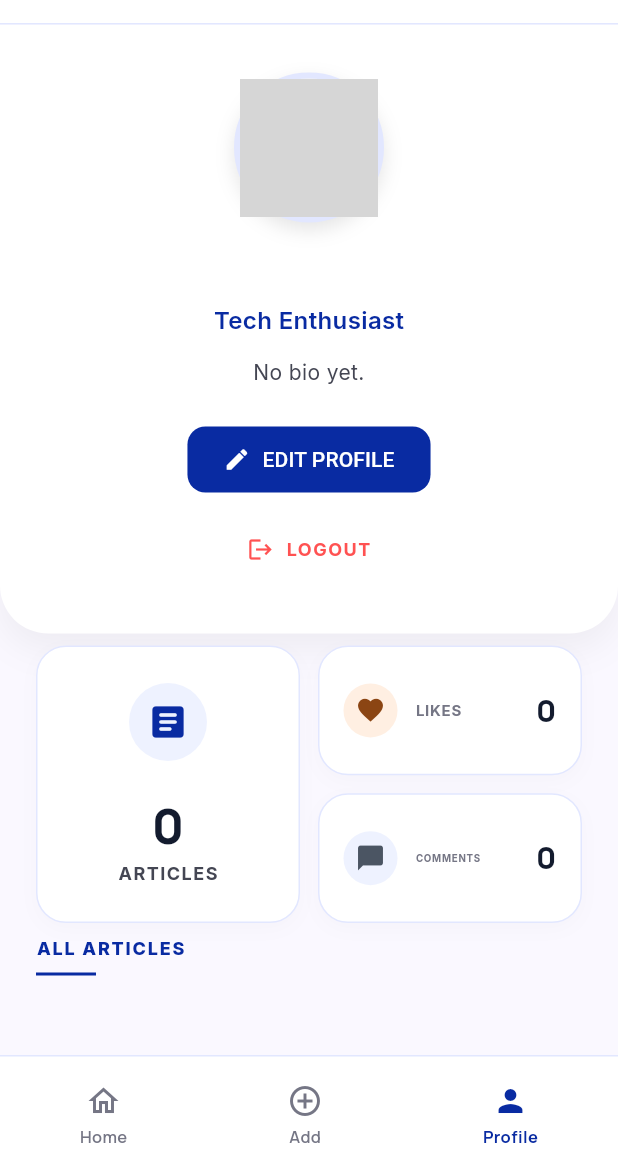
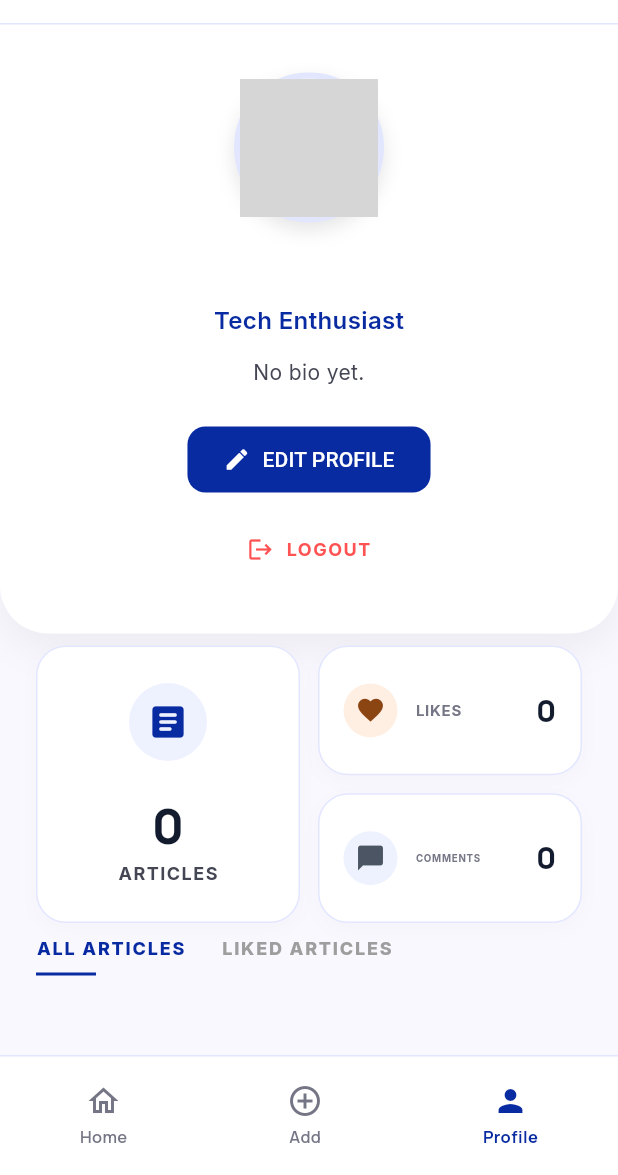
Before and after one commit to Hanifun2310/front_and_ruang_it, a Flutter app: the ProfileView screen opened by its route, on a phone screen of 412 x 824 dp, the part 61-1236 px from its top. Run offline on Flutter 3.47's test engine with Material 3 defaults, Android fonts, the phone set to English and light mode, and no system bars; our stand-ins replace dio, flutter_widget_from_html, get, get_storage, google_fonts, image_picker; missing offline and left inert: flutter_quill; accounts and stored records are empty; network calls fail; grey boxes are pictures that could not be loaded.

Commit message:
style text

```diff
--- a/lib/app/modules/profile/controllers/profile_controller.dart
+++ b/lib/app/modules/profile/controllers/profile_controller.dart
@@ -32,6 +32,7 @@ class ProfileController extends GetxController {
 
   // Articles & Tabs
   var userArticles = <ArticleModel>[].obs;
+  var likedArticles = <ArticleModel>[].obs;
   var selectedTab = 0.obs;
 
   // Stats (Mocked or from User data)
@@ -97,6 +98,10 @@ class ProfileController extends GetxController {
       } else {
         userArticles.value = allFetchedArticles;
       }
+
+      likedArticles.value = allFetchedArticles
+          .where((a) => a.isLiked == true)
+          .toList();
 
       // Calculate actual likes, comments, and article count from the articles
       int totalLikes = 0;
--- a/lib/app/modules/profile/views/profile_view.dart
+++ b/lib/app/modules/profile/views/profile_view.dart
@@ -354,17 +354,55 @@ class ProfileView extends GetView<ProfileController> {
           child: Column(
             crossAxisAlignment: CrossAxisAlignment.start,
             children: [
+              Obx(() => Row(
+                children: [
+                  GestureDetector(
+                    onTap: () => controller.selectedTab.value = 0,
+                    child: Column(
+                      crossAxisAlignment: CrossAxisAlignment.start,
+                      children: [
                         Text(
                           "ALL ARTICLES",
                           style: GoogleFonts.inter(
                             fontSize: 12,
                             fontWeight: FontWeight.w800,
-                  color: const Color(0xFF092BA2),
+                            color: controller.selectedTab.value == 0 ? const Color(0xFF092BA2) : Colors.grey,
                             letterSpacing: 1.2,
                           ),
                         ),
                         const SizedBox(height: 8),
-              Container(height: 2, width: 40, color: const Color(0xFF092BA2)),
+                        if (controller.selectedTab.value == 0)
+                          Container(height: 2, width: 40, color: const Color(0xFF092BA2))
+                        else
+                          const SizedBox(height: 2),
+                      ],
+                    ),
+                  ),
+                  const SizedBox(width: 24),
+                  GestureDetector(
+                    onTap: () => controller.selectedTab.value = 1,
+                    child: Column(
+                      crossAxisAlignment: CrossAxisAlignment.start,
+                      children: [
+                        Text(
+                          "LIKED ARTICLES",
+                          style: GoogleFonts.inter(
+                            fontSize: 12,
+                            fontWeight: FontWeight.w800,
+                            color: controller.selectedTab.value == 1 ? const Color(0xFF092BA2) : Colors.grey,
+                            letterSpacing: 1.2,
+                          ),
+                        ),
+                        const SizedBox(height: 8),
+                        if (controller.selectedTab.value == 1)
+                          Container(height: 2, width: 40, color: const Color(0xFF092BA2))
+                        else
+                          const SizedBox(height: 2),
+                      ],
+                    ),
+                  ),
+                ],
+              )),
             ],
           ),
         ),
@@ -379,7 +417,11 @@ class ProfileView extends GetView<ProfileController> {
             );
           }
 
-          if (controller.userArticles.isEmpty) {
+          final currentArticles = controller.selectedTab.value == 0
+              ? controller.userArticles
+              : controller.likedArticles;
+
+          if (currentArticles.isEmpty) {
             return Center(
               child: Padding(
                 padding: const EdgeInsets.all(48.0),
@@ -392,7 +434,7 @@ class ProfileView extends GetView<ProfileController> {
                     ),
                     const SizedBox(height: 16),
                     Text(
-                      "No articles yet",
+                      controller.selectedTab.value == 0 ? "No articles yet" : "No liked articles",
                       style: GoogleFonts.inter(color: Colors.grey),
                     ),
                   ],
@@ -405,9 +447,9 @@ class ProfileView extends GetView<ProfileController> {
             shrinkWrap: true,
             physics: const NeverScrollableScrollPhysics(),
             padding: const EdgeInsets.symmetric(horizontal: 24),
-            itemCount: controller.userArticles.length,
+            itemCount: currentArticles.length,
             itemBuilder: (context, index) {
-              final article = controller.userArticles[index];
+              final article = currentArticles[index];
               return _buildArticleCard(context, article);
             },
           );
```
Also changed, not shown: lib/app/modules/dashboard/views/dashboard_view.dart (+15 -11 lines). Lines whose indentation alone changed are shown as unchanged.
